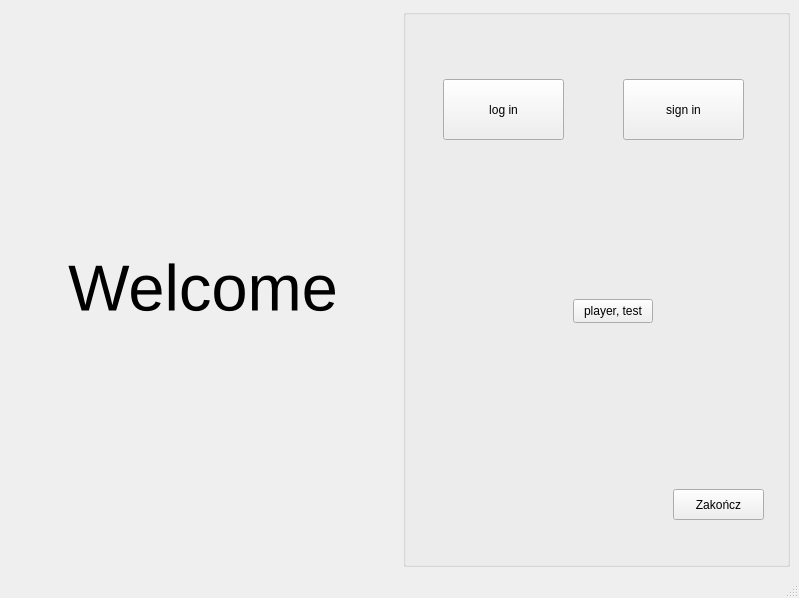
First picture: the form in forms/welcome_window.ui, repository hjnowakowski/music-player, before the edit.
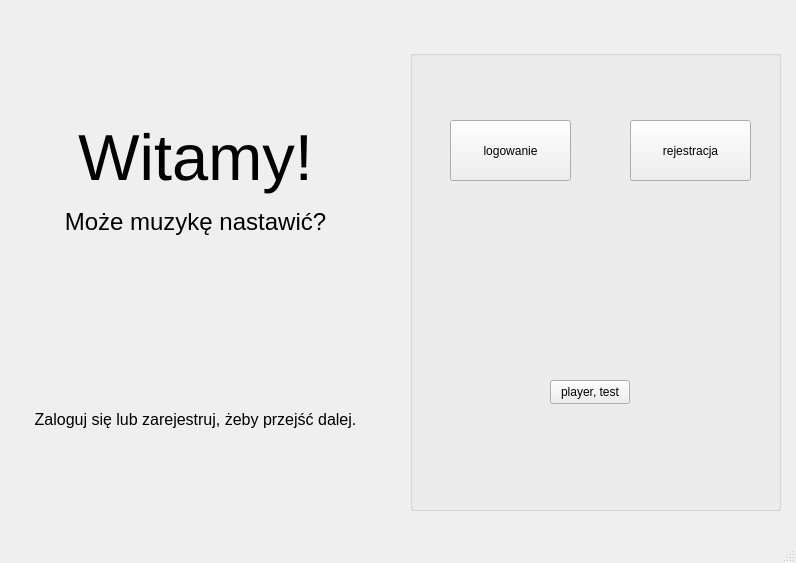
Second picture: the form after the edit.

The edit to the form file:
```diff
--- a/forms/welcome_window.ui
+++ b/forms/welcome_window.ui
@@ -6,32 +6,47 @@
    <rect>
     <x>0</x>
     <y>0</y>
-    <width>799</width>
-    <height>598</height>
+    <width>796</width>
+    <height>563</height>
    </rect>
   </property>
   <property name="windowTitle">
    <string>Welcome window | Music Player</string>
   </property>
+  <property name="styleSheet">
+   <string notr="true"/>
+  </property>
   <widget class="QWidget" name="centralwidget">
-   <layout class="QHBoxLayout" name="horizontalLayout">
-    <item>
      <widget class="QLabel" name="label_welcome">
+    <property name="geometry">
+     <rect>
+      <x>10</x>
+      <y>20</y>
+      <width>371</width>
+      <height>511</height>
+     </rect>
+    </property>
       <property name="font">
        <font>
         <pointsize>49</pointsize>
        </font>
       </property>
       <property name="text">
-       <string>Welcome</string>
+     <string>&lt;html&gt;&lt;head/&gt;&lt;body&gt;&lt;p align=&quot;center&quot;&gt;Witamy!&lt;/p&gt;&lt;p align=&quot;center&quot;&gt;&lt;span style=&quot; font-size:18pt;&quot;&gt;Może muzykę nastawić?&lt;/span&gt;&lt;/p&gt;&lt;p align=&quot;center&quot;&gt;&lt;br/&gt;&lt;/p&gt;&lt;p align=&quot;center&quot;&gt;&lt;span style=&quot; font-size:12pt;&quot;&gt;Zaloguj się lub zarejestruj, żeby przejść dalej.&lt;/span&gt;&lt;/p&gt;&lt;/body&gt;&lt;/html&gt;</string>
       </property>
       <property name="alignment">
        <set>Qt::AlignCenter</set>
       </property>
      </widget>
-    </item>
-    <item>
      <widget class="QGroupBox" name="groupBox">
+    <property name="geometry">
+     <rect>
+      <x>410</x>
+      <y>50</y>
+      <width>371</width>
+      <height>461</height>
+     </rect>
+    </property>
       <property name="title">
        <string/>
       </property>
@@ -44,8 +59,12 @@
          <height>61</height>
         </rect>
        </property>
+     <property name="styleSheet">
+      <string notr="true">color: rgb(76, 76, 76);
+color: rgb(0, 0, 0);</string>
+     </property>
        <property name="text">
-        <string>log in</string>
+      <string>logowanie</string>
        </property>
       </widget>
       <widget class="QPushButton" name="button_signin">
@@ -57,8 +76,11 @@
          <height>61</height>
         </rect>
        </property>
+     <property name="styleSheet">
+      <string notr="true">color: rgb(0, 0, 0);</string>
+     </property>
        <property name="text">
-        <string>sign in</string>
+      <string>rejestracja</string>
        </property>
       </widget>
       <widget class="QPushButton" name="Quit">
@@ -73,6 +95,9 @@
        <property name="cursor">
         <cursorShape>ArrowCursor</cursorShape>
        </property>
+     <property name="styleSheet">
+      <string notr="true">color: rgb(0, 0, 0);</string>
+     </property>
        <property name="text">
         <string>Zakończ</string>
        </property>
@@ -80,8 +105,8 @@
       <widget class="QPushButton" name="pushButton">
        <property name="geometry">
         <rect>
-         <x>170</x>
-         <y>290</y>
+       <x>140</x>
+       <y>330</y>
          <width>80</width>
          <height>24</height>
         </rect>
@@ -90,9 +115,12 @@
         <string>player, test</string>
        </property>
       </widget>
-     </widget>
-    </item>
-   </layout>
+    <zorder>button_login</zorder>
+    <zorder>button_signin</zorder>
+    <zorder>Quit</zorder>
+    <zorder>pushButton</zorder>
+    <zorder>label_welcome</zorder>
+   </widget>
   </widget>
   <widget class="QMenuBar" name="menubar">
    <property name="geometry">
```
Left out of the diff: 2 changed lines with no effect on the pictures. Lines whose indentation alone changed are shown as unchanged.
